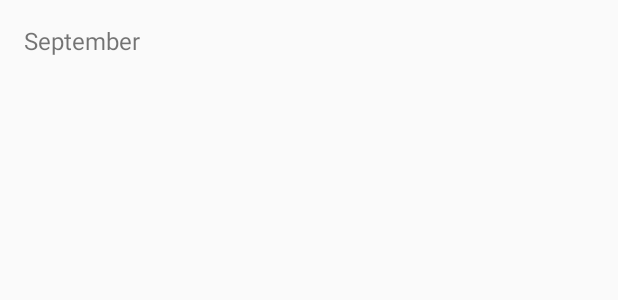
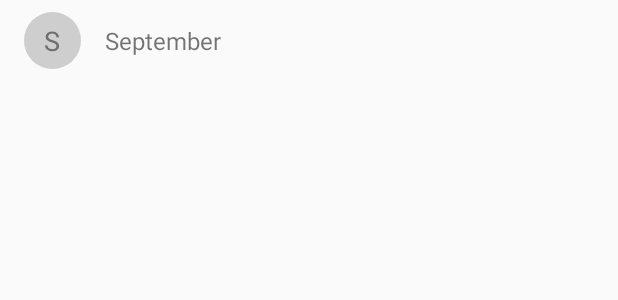
Before and after one commit to MathiasBrandt/payments-history, an Android app: the layout item_month_list.xml on its own in the app's theme, with its tools: preview values and no code run, on a phone screen of 412 x 824 dp. Shown: the top 300 px of the screen. Run offline under Robolectric (Android 15) with nearby library versions, the phone set to English and light mode, and no system bars.

Commit message:
added month id to list

```diff
--- a/PaymentsHistory/app/src/main/java/com/mathiasbrandt/paymentshistory/overview/MonthListAdapter.kt
+++ b/PaymentsHistory/app/src/main/java/com/mathiasbrandt/paymentshistory/overview/MonthListAdapter.kt
@@ -24,6 +24,7 @@ class MonthListAdapter(val items: List<Month>): RecyclerView.Adapter<OverviewLis
 
 class OverviewListViewHolder(override val containerView: View): RecyclerView.ViewHolder(containerView), LayoutContainer {
     fun bind(item: Month) {
-        containerView.item_overview_title.setText(item.nameResId)
+        containerView.item_overview_icon.text = item.id.toString()
+        containerView.item_overview_title.text = containerView.context.getString(item.nameResId)
     }
 }
--- /dev/null
+++ b/PaymentsHistory/app/src/main/res/drawable/ic_month.xml
@@ -0,0 +1,13 @@
+<?xml version="1.0" encoding="utf-8"?>
+<shape
+    xmlns:android="http://schemas.android.com/apk/res/android"
+    android:shape="oval"
+    >
+
+    <size
+        android:width="50dp"
+        android:height="50dp" />
+
+    <solid android:color="#cecece" />
+
+</shape>
--- a/PaymentsHistory/app/src/main/res/layout/item_month_list.xml
+++ b/PaymentsHistory/app/src/main/res/layout/item_month_list.xml
@@ -6,14 +6,29 @@
     xmlns:app="http://schemas.android.com/apk/res-auto">
 
     <TextView
+        android:id="@+id/item_overview_icon"
+        android:layout_width="38dp"
+        android:layout_height="38dp"
+        android:textSize="18sp"
+        android:textColor="#6e6e6e"
+        android:gravity="center"
+        android:background="@drawable/ic_month"
+        android:layout_marginStart="16dp"
+        app:layout_constraintTop_toTopOf="parent"
+        app:layout_constraintStart_toStartOf="parent"
+        app:layout_constraintBottom_toBottomOf="parent"
+        tools:text="S"
+        />
+
+    <TextView
         android:id="@+id/item_overview_title"
         android:layout_width="wrap_content"
         android:layout_height="wrap_content"
         android:layout_margin="16dp"
         android:textSize="16sp"
         app:layout_constraintTop_toTopOf="parent"
-        app:layout_constraintStart_toStartOf="parent"
         app:layout_constraintBottom_toBottomOf="parent"
+        app:layout_constraintStart_toEndOf="@id/item_overview_icon"
         tools:text="September"
         />
 </androidx.constraintlayout.widget.ConstraintLayout>
```
